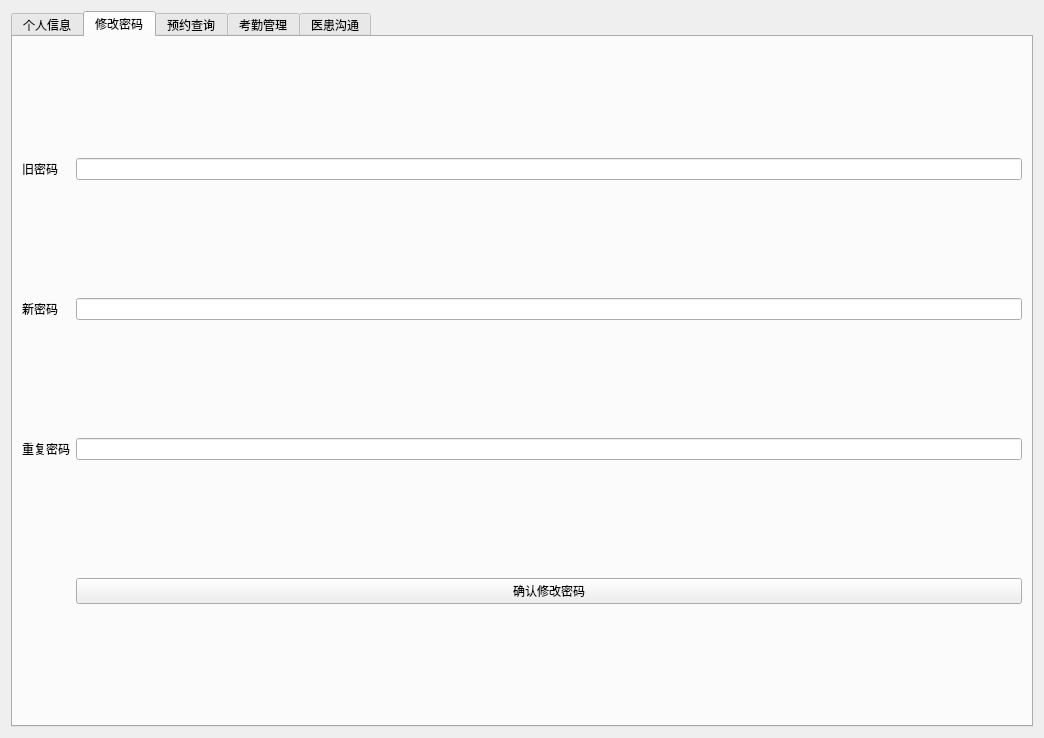
Qt form src/doctor-client/src/doctor.ui (bit-cs-practicing/MedicalIntelligence) before a commit.
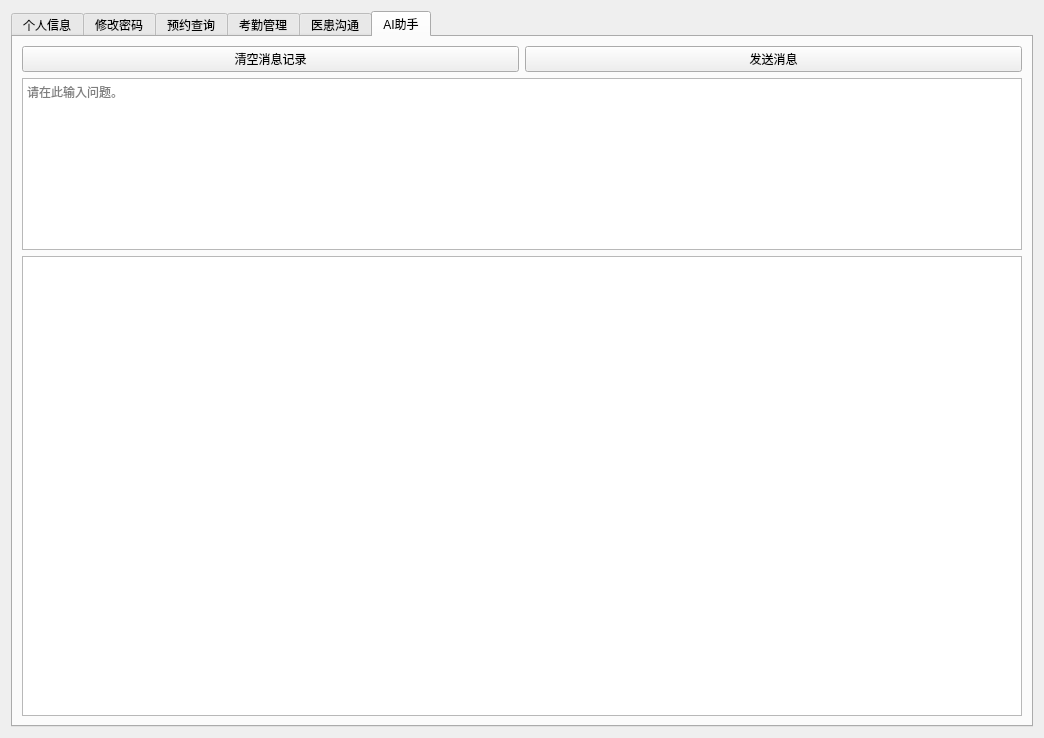
The same form after that commit.

Commit message: feat(doctor-client): add doctor ai

```diff
--- a/src/doctor-client/src/doctor.ui
+++ b/src/doctor-client/src/doctor.ui
@@ -17,7 +17,7 @@
    <item row="0" column="0">
     <widget class="QTabWidget" name="tabWidget">
      <property name="currentIndex">
-      <number>1</number>
+      <number>5</number>
      </property>
      <widget class="QWidget" name="widget_2">
       <attribute name="title">
@@ -350,6 +350,45 @@
        </item>
       </layout>
      </widget>
+     <widget class="QWidget" name="tab_2">
+      <attribute name="title">
+       <string>AI助手</string>
+      </attribute>
+      <layout class="QGridLayout" name="gridLayout_7" rowstretch="0,3,8">
+       <item row="0" column="0">
+        <widget class="QPushButton" name="aiClearBtn">
+         <property name="text">
+          <string>清空消息记录</string>
+         </property>
+        </widget>
+       </item>
+       <item row="0" column="1">
+        <widget class="QPushButton" name="aiSendBtn">
+         <property name="text">
+          <string>发送消息</string>
+         </property>
+        </widget>
+       </item>
+       <item row="1" column="0" colspan="2">
+        <widget class="QTextEdit" name="aiSend">
+         <property name="placeholderText">
+          <string>请在此输入问题。</string>
+         </property>
+        </widget>
+       </item>
+       <item row="2" column="0" colspan="2">
+        <widget class="QTextBrowser" name="aiRecieve">
+         <property name="html">
+          <string>&lt;!DOCTYPE HTML PUBLIC &quot;-//W3C//DTD HTML 4.0//EN&quot; &quot;http://www.w3.org/TR/REC-html40/strict.dtd&quot;&gt;
+&lt;html&gt;&lt;head&gt;&lt;meta name=&quot;qrichtext&quot; content=&quot;1&quot; /&gt;&lt;style type=&quot;text/css&quot;&gt;
+p, li { white-space: pre-wrap; }
+&lt;/style&gt;&lt;/head&gt;&lt;body style=&quot; font-family:'Sans Serif'; font-size:9pt; font-weight:400; font-style:normal;&quot;&gt;
+&lt;p style=&quot;-qt-paragraph-type:empty; margin-top:0px; margin-bottom:0px; margin-left:0px; margin-right:0px; -qt-block-indent:0; text-indent:0px; font-family:'SimSun';&quot;&gt;&lt;br /&gt;&lt;/p&gt;&lt;/body&gt;&lt;/html&gt;</string>
+         </property>
+        </widget>
+       </item>
+      </layout>
+     </widget>
     </widget>
    </item>
   </layout>
```
The commit also changes 3 other files.
